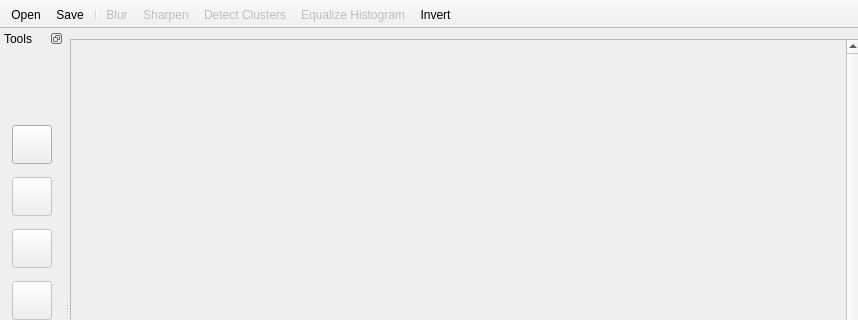
This is mainwindow.ui in vadrif-draco/Mini-Photoshop as Qt 5 draws it before an edit; both pictures show x 0 to 858 and y 0 to 320 of the 858 by 611 pixel window. The edited form follows.
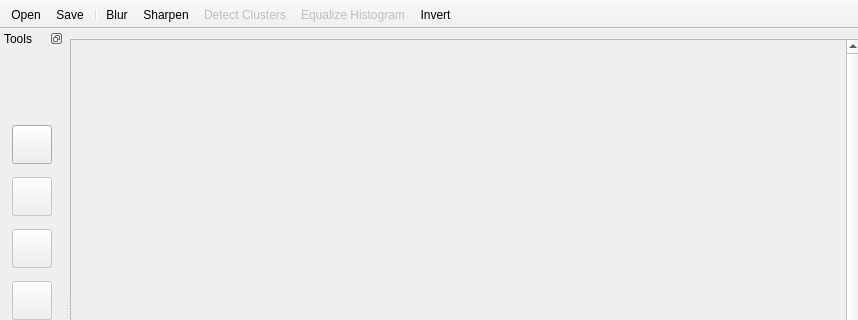
This is the edited form. Icons and pictures are not drawn.

Commit message:
Data transfer header changed, LPF/HPF GUI-enabled
Header for data now comprises of height x width rather than bytes (size)
LPF and HPF enabled and ready for scripts testing in GUI skeleton

Patch:
```diff
--- a/mainwindow.ui
+++ b/mainwindow.ui
@@ -443,9 +443,6 @@
    </property>
   </action>
   <action name="actionBlur">
-   <property name="enabled">
-    <bool>false</bool>
-   </property>
    <property name="text">
     <string>Blur</string>
    </property>
@@ -455,7 +452,7 @@
   </action>
   <action name="actionSharpen">
    <property name="enabled">
-    <bool>false</bool>
+    <bool>true</bool>
    </property>
    <property name="text">
     <string>Sharpen</string>
```
The commit also changes 4 other files.
